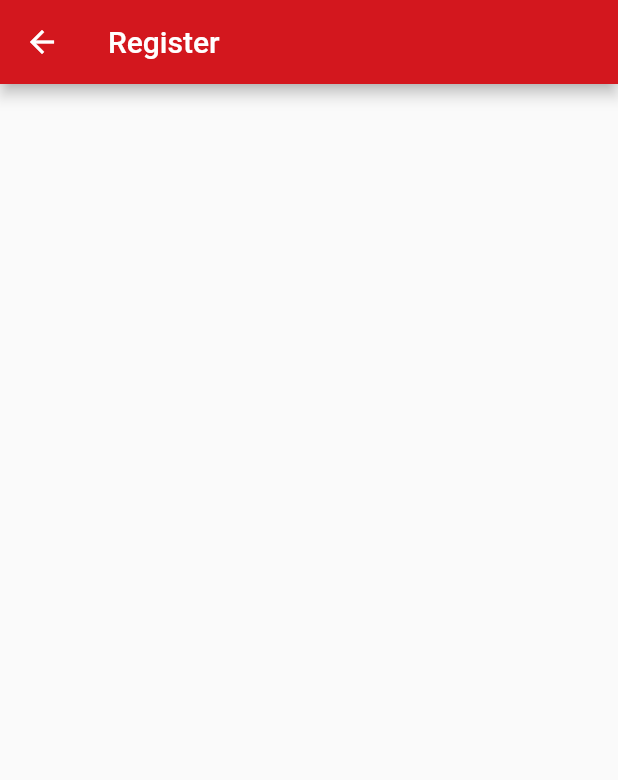
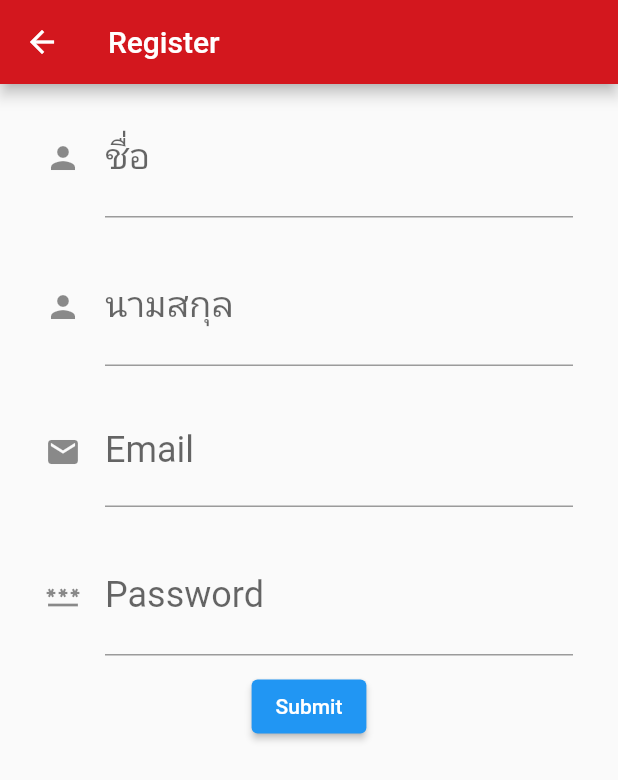
Before and after one commit to Chamasa/mibf, a Flutter app: the Register screen opened by its route, on a phone screen of 412 x 824 dp. Shown: the top 780 px of the screen. Run offline on Flutter 3.47's test engine with Material 2 defaults, Android fonts, the phone set to English and light mode, and no system bars; network calls fail.

Commit message:
Add files via upload

```diff
--- a/lib/Screen/reg.dart
+++ b/lib/Screen/reg.dart
@@ -1,7 +1,11 @@
 import 'package:flutter/material.dart';
+import 'package:fmc/contant.dart';
+
+var name, age, surname, email, password;
+final formkey = GlobalKey<FormState>();
 
 class Register extends StatefulWidget {
-  const Register({ Key? key }) : super(key: key);
+  const Register({Key? key}) : super(key: key);
 
   @override
   _RegisterState createState() => _RegisterState();
@@ -10,8 +14,140 @@ class Register extends StatefulWidget {
 class _RegisterState extends State<Register> {
   @override
   Widget build(BuildContext context) {
-    return Scaffold(
-        appBar: AppBar(title: Text('Register'),),
+    return SafeArea(
+      child: Scaffold(
+        appBar: AppBar(
+          title: Text('Register'),
+        ),
+        body: Form(
+          key: formkey,
+          child: SingleChildScrollView(
+            child: Column(
+              children: [
+                txtName(),
+                txtSurname(),
+                txtEmail(),
+                txtPassword(),
+                btnS(),
+              ],
+            ),
+          ),
+        ),
+      ),
+    );
+  }
+
+  Widget txtName() {
+    return Container(
+      margin: EdgeInsets.fromLTRB(30, 10, 30, 10),
+      child: TextFormField(
+        style: TextStyle(
+          color: sColor,
+          fontSize: 24,
+        ),
+        decoration: InputDecoration(
+          labelText: "ชื่อ",
+          icon: Icon(Icons.person),
+          hintText: "ใส่ชื่อ",
+        ),
+        keyboardType: TextInputType.name,
+        validator: (val) {
+          if (val!.length < 3) {
+            return 'กรุญากรอกชื่อให้มากกว่า 3 ตัวอักษร';
+          }
+        },
+        onSaved: (val) {
+          name = (val);
+        },
+      ),
+    );
+  }
+
+  Widget txtSurname() {
+    return Container(
+        margin: EdgeInsets.fromLTRB(30, 10, 30, 10),
+        child: TextFormField(
+          style: TextStyle(
+            color: sColor,
+            fontSize: 24,
+          ),
+          decoration: InputDecoration(
+            labelText: "นามสกุล",
+            icon: Icon(Icons.person),
+            hintText: "ใส่นามสกุล",
+          ),
+          keyboardType: TextInputType.name,
+          validator: (val2) {
+            if (val2!.isEmpty) {
+              return 'กรุญากรอกนามสกุล';
+            } else if (val2.length < 3) {
+              return 'กรุญากรอกชื่อให้มากกว่า 3 ตัวอักษร';
+            }
+          },
+          onSaved: (val2) {
+            surname = (val2);
+          },
+        ));
+  }
+
+  Widget txtEmail() {
+    return Container(
+      margin: EdgeInsets.fromLTRB(30, 10, 30, 10),
+      child: TextFormField(
+          style: TextStyle(
+            color: sColor,
+            fontSize: 24,
+          ),
+          decoration: InputDecoration(
+            labelText: "Email",
+            icon: Icon(Icons.email),
+          ),
+          keyboardType: TextInputType.emailAddress,
+          validator: (val3) {
+            if (!(val3!.contains('@'))) {
+              return 'กรุญากรอก Email';
+            }else if(!(val3.contains('.'))){
+              return 'กรุญากรอก Email';
+            }
+          },
+          onSaved: (val3){
+          email = (val3);}
+          ),
+    );
+  }
+
+  Widget txtPassword() {
+    return Container(
+      margin: EdgeInsets.fromLTRB(30, 10, 30, 10),
+      child: TextFormField(
+        style: TextStyle(
+          color: sColor,
+          fontSize: 24,
+        ),
+        decoration: InputDecoration(
+          labelText: "Password",
+          icon: Icon(Icons.password),
+          hintText: "ใส่หรัสผ่าน",
+        ),
+        obscureText: true,
+        onSaved: (val4) {
+        password = (val4);}
+      ),
     );
   }
 }
+
+Widget btnS() {
+  return ElevatedButton(
+      child: Text('Submit'),
+      onPressed: () {
+        print("object");
+        if (formkey.currentState!.validate()) {
+          formkey.currentState!.save();
+          print('ชื่อ : $name');
+          print('นามสกุล : $surname');
+          print('Email : $email');
+          print('รหัสผ่าน : $password');
+        }
+      });
+}
--- a/lib/contant.dart
+++ b/lib/contant.dart
@@ -1,4 +1,4 @@
 import 'package:flutter/material.dart';
 
 const pColor = Color (0xFFD3171E);
-const sColor = Color (0xffe194);
+const sColor = Color.fromARGB(100, 255, 0, 0);
```
